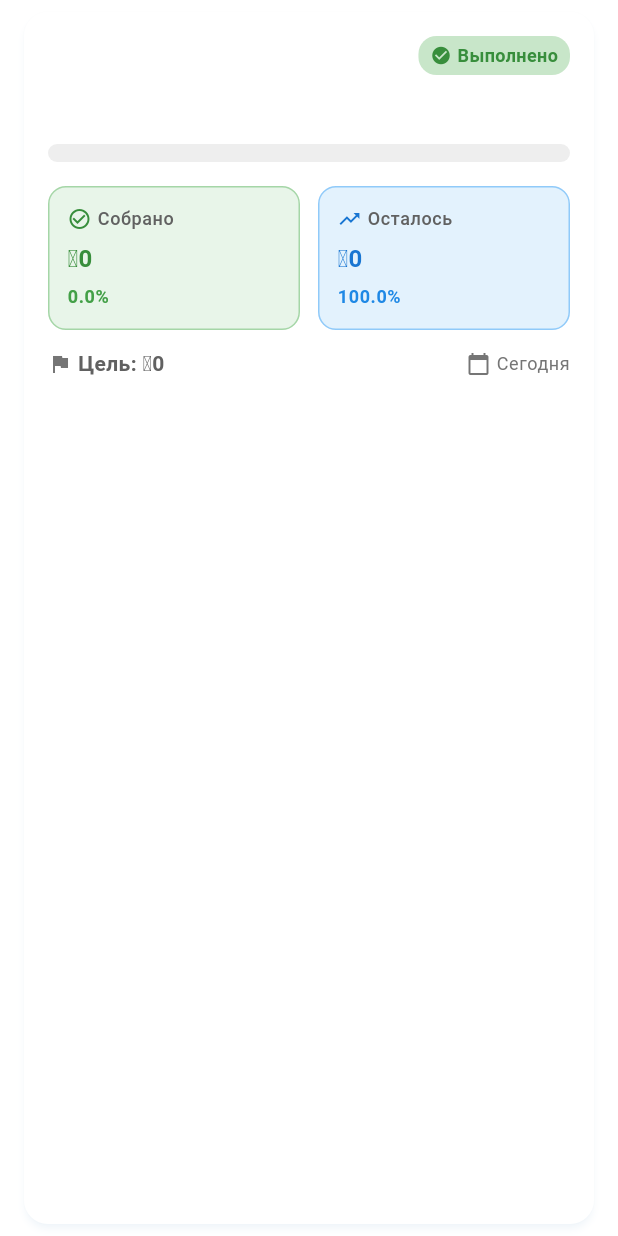
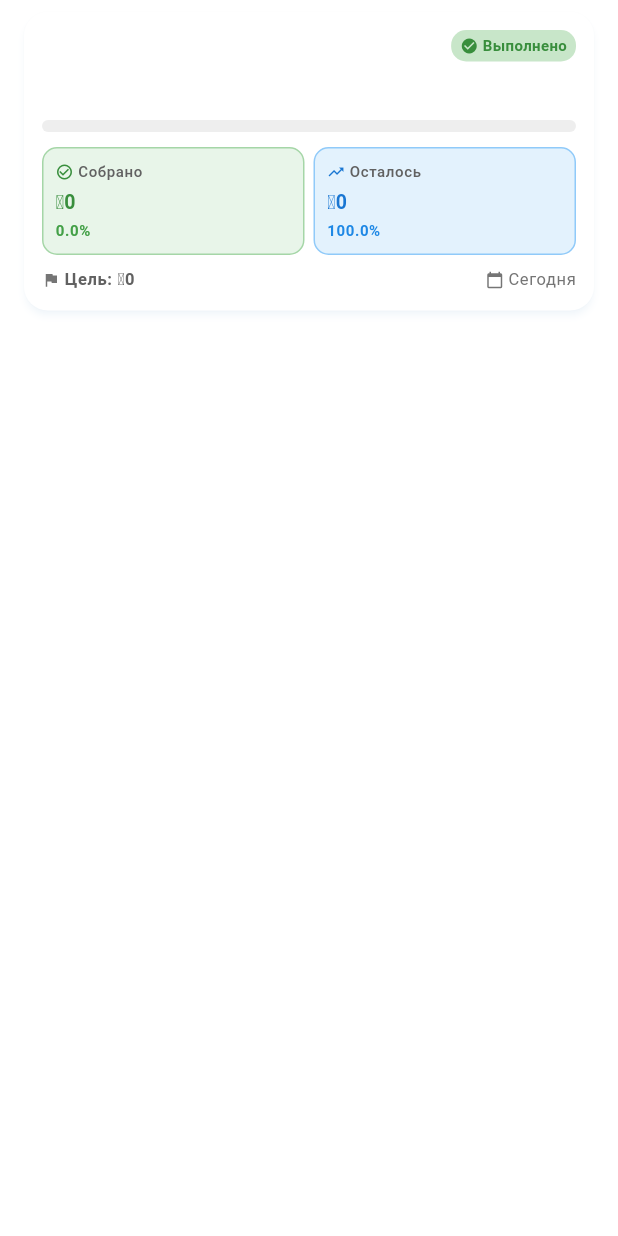
Before and after one commit to Asylbek2007/State_project, a Flutter app: the GoalCard widget shown alone on an empty page, opened directly with empty values, on a phone screen of 412 x 824 dp. Run offline on Flutter 3.47's test engine with Material 3 defaults, Android fonts, the phone set to English and light mode, and no system bars; our stand-ins replace flutter_riverpod, flutter_secure_storage, googleapis_auth, shared_preferences; missing offline and left inert: googleapis; accounts and stored records are empty.

Commit message:
Update goal_card.dart

```diff
--- a/lib/features/goals/presentation/widgets/goal_card.dart
+++ b/lib/features/goals/presentation/widgets/goal_card.dart
@@ -1,31 +1,91 @@
 import 'package:flutter/material.dart';
+import 'package:flutter/services.dart';
 import 'package:intl/intl.dart';
+import '../../../../core/widgets/hover_card.dart';
 import '../../domain/entities/goal.dart';
 
 /// Widget displaying a single fundraising goal with progress.
-class GoalCard extends StatelessWidget {
+class GoalCard extends StatefulWidget {
   final Goal goal;
+  final VoidCallback? onTap;
 
   const GoalCard({
     super.key,
     required this.goal,
+    this.onTap,
   });
+
+  @override
+  State<GoalCard> createState() => _GoalCardState();
+}
+
+class _GoalCardState extends State<GoalCard>
+    with SingleTickerProviderStateMixin {
+  late AnimationController _progressController;
+  late Animation<double> _progressAnimation;
+
+  @override
+  void initState() {
+    super.initState();
+    _progressController = AnimationController(
+      vsync: this,
+      duration: const Duration(milliseconds: 1500),
+    );
+
+    _progressAnimation = Tween<double>(
+      begin: 0.0,
+      end: widget.goal.progress,
+    ).animate(
+      CurvedAnimation(
+        parent: _progressController,
+        curve: Curves.easeOutCubic,
+      ),
+    );
+
+    _progressController.forward();
+  }
+
+  @override
+  void didUpdateWidget(GoalCard oldWidget) {
+    super.didUpdateWidget(oldWidget);
+    if (oldWidget.goal.progress != widget.goal.progress) {
+      _progressAnimation = Tween<double>(
+        begin: oldWidget.goal.progress,
+        end: widget.goal.progress,
+      ).animate(
+        CurvedAnimation(
+          parent: _progressController,
+          curve: Curves.easeOutCubic,
+        ),
+      );
+      _progressController.reset();
+      _progressController.forward();
+    }
+  }
+
+  @override
+  void dispose() {
+    _progressController.dispose();
+    super.dispose();
+  }
 
   @override
   Widget build(BuildContext context) {
     final theme = Theme.of(context);
     final currencyFormat = NumberFormat.currency(symbol: '₸', decimalDigits: 0);
 
-    return Card(
+    return HoverCard(
+      margin: const EdgeInsets.symmetric(horizontal: 16, vertical: 8),
+      padding: const EdgeInsets.all(12),
       elevation: 2,
-      margin: const EdgeInsets.symmetric(horizontal: 16, vertical: 8),
-      shape: RoundedRectangleBorder(
       borderRadius: BorderRadius.circular(16),
-      ),
-      child: Padding(
-        padding: const EdgeInsets.all(16),
+      onTap: widget.onTap ?? () {
+        // Subtle tap feedback
+        HapticFeedback.selectionClick();
+      },
       child: Column(
         crossAxisAlignment: CrossAxisAlignment.start,
+        mainAxisSize: MainAxisSize.min,
         children: [
             // Title and status badge
             Row(
@@ -33,42 +93,51 @@ class GoalCard extends StatelessWidget {
               children: [
                 Expanded(
                   child: Text(
-                    goal.name,
-                    style: theme.textTheme.titleLarge?.copyWith(
+                    widget.goal.name,
+                    style: theme.textTheme.titleMedium?.copyWith(
                       fontWeight: FontWeight.bold,
-                    ),
-                  ),
-                ),
-                const SizedBox(width: 8),
-                _buildStatusBadge(context),
-              ],
-            ),
-            const SizedBox(height: 8),
-
-            // Description
-            Text(
-              goal.description,
-              style: theme.textTheme.bodyMedium?.copyWith(
-                color: Colors.grey[600],
+                      fontSize: 16,
                     ),
                     maxLines: 2,
                     overflow: TextOverflow.ellipsis,
                   ),
-            const SizedBox(height: 16),
+                ),
+                const SizedBox(width: 6),
+                _buildStatusBadge(context),
+              ],
+            ),
+            const SizedBox(height: 6),
 
-            // Progress bar
-            ClipRRect(
+            // Description
+            Text(
+              widget.goal.description,
+              style: theme.textTheme.bodySmall?.copyWith(
+                color: Colors.grey[600],
+                fontSize: 13,
+              ),
+              maxLines: 2,
+              overflow: TextOverflow.ellipsis,
+            ),
+            const SizedBox(height: 10),
+
+            // Animated Progress bar
+            AnimatedBuilder(
+              animation: _progressAnimation,
+              builder: (context, child) {
+                return ClipRRect(
                   borderRadius: BorderRadius.circular(8),
                   child: LinearProgressIndicator(
-                value: goal.progress,
-                minHeight: 12,
+                    value: _progressAnimation.value,
+                    minHeight: 8,
                     backgroundColor: Colors.grey[200],
                     valueColor: AlwaysStoppedAnimation<Color>(
-                  theme.colorScheme.primary, // Always blue
+                      theme.colorScheme.primary,
                     ),
                   ),
+                );
+              },
             ),
-            const SizedBox(height: 16),
+            const SizedBox(height: 10),
 
             // Статистика: Собрано, Осталось, Процент
             Row(
@@ -76,10 +145,10 @@ class GoalCard extends StatelessWidget {
                 // Собрано
                 Expanded(
                   child: Container(
-                    padding: const EdgeInsets.all(12),
+                    padding: const EdgeInsets.all(8),
                     decoration: BoxDecoration(
                       color: Colors.green.shade50,
-                      borderRadius: BorderRadius.circular(12),
+                      borderRadius: BorderRadius.circular(10),
                       border: Border.all(
                         color: Colors.green.shade200,
                         width: 1,
@@ -87,52 +156,68 @@ class GoalCard extends StatelessWidget {
                     ),
                     child: Column(
                       crossAxisAlignment: CrossAxisAlignment.start,
+                      mainAxisSize: MainAxisSize.min,
                       children: [
                         Row(
+                          mainAxisSize: MainAxisSize.min,
                           children: [
                             Icon(
                               Icons.check_circle_outline,
-                              size: 16,
+                              size: 12,
                               color: Colors.green.shade700,
                             ),
-                            const SizedBox(width: 4),
-                            Text(
+                            const SizedBox(width: 3),
+                            Flexible(
+                              child: Text(
                                 'Собрано',
                                 style: theme.textTheme.bodySmall?.copyWith(
                                   color: Colors.grey[700],
                                   fontWeight: FontWeight.w500,
+                                  fontSize: 10,
+                                ),
+                                maxLines: 1,
+                                overflow: TextOverflow.ellipsis,
                               ),
                             ),
                           ],
                         ),
-                        const SizedBox(height: 6),
+                        const SizedBox(height: 3),
                         Text(
-                          currencyFormat.format(goal.currentAmount),
-                          style: theme.textTheme.titleMedium?.copyWith(
+                          currencyFormat.format(widget.goal.currentAmount),
+                          style: theme.textTheme.titleSmall?.copyWith(
                             fontWeight: FontWeight.bold,
                             color: Colors.green.shade700,
+                            fontSize: 13,
                           ),
+                          maxLines: 1,
+                          overflow: TextOverflow.ellipsis,
                         ),
-                        const SizedBox(height: 4),
-                        Text(
-                          '${(goal.progress * 100).toStringAsFixed(1)}%',
+                        const SizedBox(height: 1),
+                        AnimatedBuilder(
+                          animation: _progressAnimation,
+                          builder: (context, child) {
+                            return Text(
+                              '${(_progressAnimation.value * 100).toStringAsFixed(1)}%',
                               style: theme.textTheme.bodySmall?.copyWith(
                                 color: Colors.green.shade600,
                                 fontWeight: FontWeight.w600,
+                                fontSize: 10,
                               ),
+                            );
+                          },
                         ),
                       ],
                     ),
                   ),
                 ),
-                const SizedBox(width: 12),
+                const SizedBox(width: 6),
                 // Осталось
                 Expanded(
                   child: Container(
-                    padding: const EdgeInsets.all(12),
+                    padding: const EdgeInsets.all(8),
                     decoration: BoxDecoration(
                       color: Colors.blue.shade50,
-                      borderRadius: BorderRadius.circular(12),
+                      borderRadius: BorderRadius.circular(10),
                       border: Border.all(
                         color: Colors.blue.shade200,
                         width: 1,
@@ -140,39 +225,55 @@ class GoalCard extends StatelessWidget {
                     ),
                     child: Column(
                       crossAxisAlignment: CrossAxisAlignment.start,
+                      mainAxisSize: MainAxisSize.min,
                       children: [
                         Row(
+                          mainAxisSize: MainAxisSize.min,
                           children: [
                             Icon(
                               Icons.trending_up,
-                              size: 16,
+                              size: 12,
                               color: Colors.blue.shade700,
                             ),
-                            const SizedBox(width: 4),
-                            Text(
+                            const SizedBox(width: 3),
+                            Flexible(
+                              child: Text(
                                 'Осталось',
                                 style: theme.textTheme.bodySmall?.copyWith(
                                   color: Colors.grey[700],
                                   fontWeight: FontWeight.w500,
+                                  fontSize: 10,
+                                ),
+                                maxLines: 1,
+                                overflow: TextOverflow.ellipsis,
                               ),
                             ),
                           ],
                         ),
-                        const SizedBox(height: 6),
+                        const SizedBox(height: 3),
                         Text(
-                          currencyFormat.format(goal.remainingAmount),
-                          style: theme.textTheme.titleMedium?.copyWith(
+                          currencyFormat.format(widget.goal.remainingAmount),
+                          style: theme.textTheme.titleSmall?.copyWith(
                             fontWeight: FontWeight.bold,
                             color: Colors.blue.shade700,
+                            fontSize: 13,
                           ),
+                          maxLines: 1,
+                          overflow: TextOverflow.ellipsis,
                         ),
-                        const SizedBox(height: 4),
-                        Text(
-                          '${((1.0 - goal.progress) * 100).toStringAsFixed(1)}%',
+                        const SizedBox(height: 1),
+                        AnimatedBuilder(
+                          animation: _progressAnimation,
+                          builder: (context, child) {
+                            return Text(
+                              '${((1.0 - _progressAnimation.value) * 100).toStringAsFixed(1)}%',
                               style: theme.textTheme.bodySmall?.copyWith(
                                 color: Colors.blue.shade600,
                                 fontWeight: FontWeight.w600,
+                                fontSize: 10,
                               ),
+                            );
+                          },
                         ),
                       ],
                     ),
@@ -180,70 +281,85 @@ class GoalCard extends StatelessWidget {
                 ),
               ],
             ),
-            const SizedBox(height: 12),
+            const SizedBox(height: 8),
 
             // Цель и дедлайн
             Row(
               mainAxisAlignment: MainAxisAlignment.spaceBetween,
               children: [
-                Row(
+                Flexible(
+                  child: Row(
+                    mainAxisSize: MainAxisSize.min,
                     children: [
                       Icon(
                         Icons.flag,
-                      size: 16,
+                        size: 12,
                         color: Colors.grey[600],
                       ),
-                    const SizedBox(width: 4),
-                    Text(
-                      'Цель: ${currencyFormat.format(goal.targetAmount)}',
-                      style: theme.textTheme.bodyMedium?.copyWith(
+                      const SizedBox(width: 3),
+                      Flexible(
+                        child: Text(
+                          'Цель: ${currencyFormat.format(widget.goal.targetAmount)}',
+                          style: theme.textTheme.bodySmall?.copyWith(
                             fontWeight: FontWeight.w600,
                             color: Colors.grey[700],
+                            fontSize: 11,
+                          ),
+                          maxLines: 1,
+                          overflow: TextOverflow.ellipsis,
                         ),
                       ),
                     ],
                   ),
-                Row(
+                ),
+                Flexible(
+                  child: Row(
+                    mainAxisSize: MainAxisSize.min,
                     children: [
                       Icon(
                         Icons.calendar_today,
-                      size: 16,
+                        size: 12,
                         color: Colors.grey[600],
                       ),
-                    const SizedBox(width: 4),
-                    Text(
+                      const SizedBox(width: 3),
+                      Flexible(
+                        child: Text(
                           _getDeadlineText(),
                           style: theme.textTheme.bodySmall?.copyWith(
-                        color: goal.isExpired ? Colors.red : Colors.grey[600],
+                            color: widget.goal.isExpired ? Colors.red : Colors.grey[600],
+                            fontSize: 11,
+                          ),
+                          maxLines: 1,
+                          overflow: TextOverflow.ellipsis,
+                        ),
+                      ),
+                    ],
                   ),
                 ),
               ],
             ),
           ],
         ),
-          ],
-        ),
-      ),
     );
   }
 
   Widget _buildStatusBadge(BuildContext context) {
-    if (goal.isCompleted) {
+    if (widget.goal.isCompleted) {
       return Container(
-        padding: const EdgeInsets.symmetric(horizontal: 8, vertical: 4),
+        padding: const EdgeInsets.symmetric(horizontal: 6, vertical: 3),
         decoration: BoxDecoration(
           color: Colors.green[100],
-          borderRadius: BorderRadius.circular(12),
+          borderRadius: BorderRadius.circular(10),
         ),
         child: Row(
           mainAxisSize: MainAxisSize.min,
           children: [
-            Icon(Icons.check_circle, size: 14, color: Colors.green[700]),
-            const SizedBox(width: 4),
+            Icon(Icons.check_circle, size: 12, color: Colors.green[700]),
+            const SizedBox(width: 3),
             Text(
               'Выполнено',
               style: TextStyle(
-                fontSize: 12,
+                fontSize: 10,
                 fontWeight: FontWeight.w600,
                 color: Colors.green[700],
               ),
@@ -253,22 +369,22 @@ class GoalCard extends StatelessWidget {
       );
     }
 
-    if (goal.isExpired) {
+    if (widget.goal.isExpired) {
       return Container(
-        padding: const EdgeInsets.symmetric(horizontal: 8, vertical: 4),
+        padding: const EdgeInsets.symmetric(horizontal: 6, vertical: 3),
         decoration: BoxDecoration(
           color: Colors.red[100],
-          borderRadius: BorderRadius.circular(12),
+          borderRadius: BorderRadius.circular(10),
         ),
         child: Row(
           mainAxisSize: MainAxisSize.min,
           children: [
-            Icon(Icons.timer_off, size: 14, color: Colors.red[700]),
-            const SizedBox(width: 4),
+            Icon(Icons.timer_off, size: 12, color: Colors.red[700]),
+            const SizedBox(width: 3),
             Text(
               'Истёк',
               style: TextStyle(
-                fontSize: 12,
+                fontSize: 10,
                 fontWeight: FontWeight.w600,
                 color: Colors.red[700],
               ),
@@ -282,18 +398,18 @@ class GoalCard extends StatelessWidget {
   }
 
   String _getDeadlineText() {
-    if (goal.isExpired) {
-      return 'Истёк ${goal.daysRemaining.abs()} дн. назад';
+    if (widget.goal.isExpired) {
+      return 'Истёк ${widget.goal.daysRemaining.abs()} дн. назад';
     }
 
-    if (goal.daysRemaining == 0) {
+    if (widget.goal.daysRemaining == 0) {
       return 'Сегодня';
     }
 
-    if (goal.daysRemaining == 1) {
+    if (widget.goal.daysRemaining == 1) {
       return 'Завтра';
     }
 
-    return 'Осталось ${goal.daysRemaining} дн.';
+    return 'Осталось ${widget.goal.daysRemaining} дн.';
   }
 }
```
Lines whose indentation alone changed are shown as unchanged.
